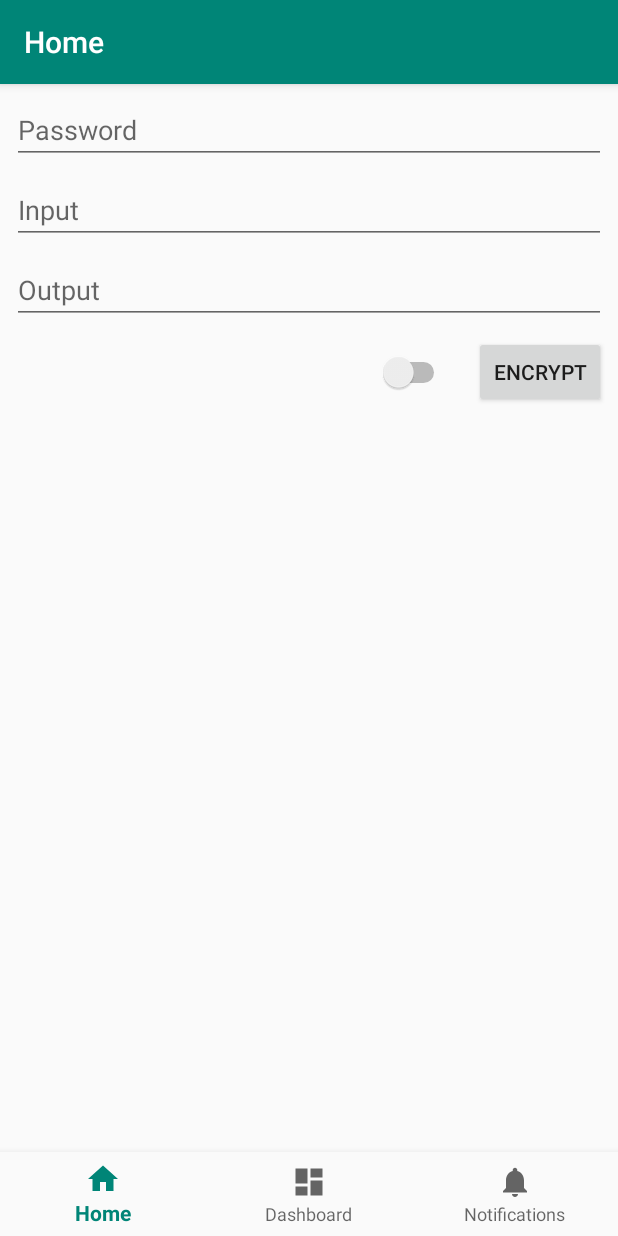
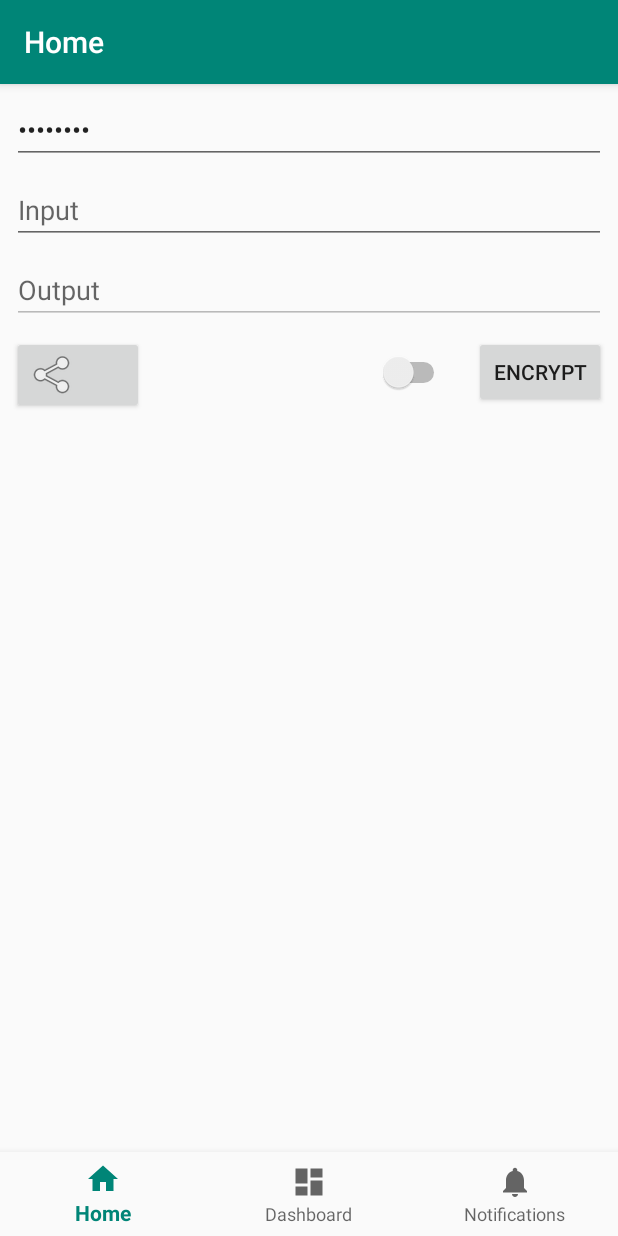
Before and after one commit to miguelromeral/SecretManager, an Android app: the screen it shows after launch (MainActivity), after a tap on "ENCRYPT", on a phone screen of 412 x 824 dp. Run offline under Robolectric (Android 15) with nearby library versions, the phone set to English and light mode, and no system bars; our stand-ins replace data binding, navigation-ui; libraries missing offline, so code that uses them is left out: androidx.databinding.library, org.bouncycastle.jce, org.bouncycastle.util; 2 statements that could not run were skipped.

Commit message:
Share intent added to output

```diff
--- a/app/src/main/java/es/miguelromeral/secretmanager/ui/home/HomeFragment.kt
+++ b/app/src/main/java/es/miguelromeral/secretmanager/ui/home/HomeFragment.kt
@@ -1,10 +1,11 @@
 package es.miguelromeral.secretmanager.ui.home
 
 import android.os.Bundle
-import android.view.LayoutInflater
-import android.view.View
-import android.view.ViewGroup
+import android.util.Log
+import android.view.*
 import android.widget.TextView
+import androidx.core.view.GestureDetectorCompat
+import androidx.core.view.MotionEventCompat
 import androidx.databinding.DataBindingUtil
 import androidx.fragment.app.Fragment
 import androidx.lifecycle.Observer
@@ -15,6 +16,14 @@ import es.miguelromeral.secretmanager.databinding.FragmentHomeBinding
 import es.miguelromeral.secretmanager.ui.models.TextItem
 import es.miguelromeral.secretmanager.ui.viewmodelfactories.HomeFactory
 import es.miguelromeral.secretmanager.ui.viewmodels.HomeViewModel
+import android.view.MotionEvent
+import android.app.Activity
+import android.content.Context
+import android.widget.Toast
+import es.miguelromeral.secretmanager.MainActivity
+import es.miguelromeral.secretmanager.ui.shareContentText
+import kotlinx.android.synthetic.main.fragment_home.*
+
 
 class HomeFragment : Fragment() {
 
@@ -34,10 +43,16 @@ class HomeFragment : Fragment() {
         // Initialize View Model
         homeViewModel = ViewModelProviders.of(this, vmf).get(HomeViewModel::class.java)
         // Initialize Binding
-        binding = DataBindingUtil.inflate(inflater, R.layout.fragment_home, container, false)
+        binding = DataBindingUtil.inflate(inflater, es.miguelromeral.secretmanager.R.layout.fragment_home, container, false)
         // Passing the parameters to binding variables
         binding.viewModel = homeViewModel
         binding.item = homeViewModel.item
+
+        binding.bShareOutput.setOnClickListener{view ->
+            if(!homeViewModel.item.output.isEmpty()) {
+                shareContentText(view.context, homeViewModel.item.output)
+            }
+        }
 
         // Returning the binding root
         return binding.root
--- a/app/src/main/java/es/miguelromeral/secretmanager/ui/models/TextItem.kt
+++ b/app/src/main/java/es/miguelromeral/secretmanager/ui/models/TextItem.kt
@@ -1,11 +1,14 @@
 package es.miguelromeral.secretmanager.ui.models
 
+import android.util.Log
 import androidx.databinding.BaseObservable
 import androidx.databinding.Bindable
 import androidx.databinding.library.baseAdapters.BR
 import es.miguelromeral.secretmanager.classes.MyCipher
 import es.miguelromeral.secretmanager.classes.decode
 import es.miguelromeral.secretmanager.classes.encode
+
+private const val TAG = "TextItem"
 
 class TextItem : BaseObservable() {
 
@@ -46,18 +49,27 @@ class TextItem : BaseObservable() {
 
     fun encrypt(): Boolean {
         try{
+            Log.i(TAG, "Encrypting $input with password $password")
             output = encode(myCipher.encrypt(input, password))
+            Log.i(TAG, "Resulting $output")
+            Log.i(TAG, "And its decryption is ${myCipher.decrypt(decode(input), password)}")
             return true
         }catch (e: Exception){
+            Log.i(TAG, "Something wrong happened during encryption: ${e.message}")
             return false
         }
     }
     fun decrypt(): Boolean {
         try{
-            output = myCipher.decrypt(decode(input), password)
+            val decoded = decode(input)
+            Log.i(TAG, "Decrypting $decoded with password $password")
+            output = myCipher.decrypt(decoded, password)
+            Log.i(TAG, "Resulting $output")
+            Log.i(TAG, "And its encryption is ${myCipher.encrypt(output, password)}")
             return true
         }catch (e: Exception){
             output = ""
+            Log.i(TAG, "Something wrong happened during decryption: ${e.message}")
             return false
         }
     }
--- a/app/src/main/res/layout/fragment_home.xml
+++ b/app/src/main/res/layout/fragment_home.xml
@@ -29,8 +29,8 @@
         android:layout_marginEnd="8dp"
         android:ems="10"
         android:hint="Password"
-        android:text="@={item.password}"
         android:inputType="textPassword"
+        android:text="password"
         app:layout_constraintEnd_toEndOf="parent"
         app:layout_constraintStart_toStartOf="parent"
         app:layout_constraintTop_toTopOf="parent" />
@@ -44,8 +44,8 @@
         android:layout_marginEnd="8dp"
         android:ems="10"
         android:hint="Input"
+        android:inputType="textCapSentences|textMultiLine"
         android:text="@={item.input}"
-        android:inputType="textPersonName"
         app:layout_constraintEnd_toEndOf="parent"
         app:layout_constraintStart_toStartOf="parent"
         app:layout_constraintTop_toBottomOf="@+id/etPassword" />
@@ -57,11 +57,13 @@
         android:layout_marginStart="8dp"
         android:layout_marginTop="8dp"
         android:layout_marginEnd="8dp"
-        android:editable="false"
         android:ems="10"
+        android:enabled="false"
+
+        android:inputType="textCapSentences|textMultiLine"
         android:hint="Output"
-
-        android:inputType="textPersonName"
+        tools:text="asaaaaaaaaaaaaaaaaaaaaaaaaaaaaaaaddddddddddddddddddddddddedad"
+        android:overScrollMode="ifContentScrolls"
         android:singleLine="false"
         android:text="@={item.output}"
         app:layout_constraintEnd_toEndOf="parent"
@@ -89,6 +91,16 @@
         app:layout_constraintEnd_toStartOf="@+id/bExecute"
         app:layout_constraintTop_toTopOf="@+id/bExecute" />
 
+    <Button
+        android:id="@+id/bShareOutput"
+        android:layout_width="wrap_content"
+        android:layout_height="wrap_content"
+        android:layout_marginStart="8dp"
+        android:layout_marginTop="8dp"
+        android:drawableStart="@android:drawable/ic_menu_share"
+        app:layout_constraintStart_toStartOf="parent"
+        app:layout_constraintTop_toBottomOf="@+id/etOutput" />
+
 </androidx.constraintlayout.widget.ConstraintLayout>
 
 </layout>
```
Also changed, not shown: app/src/main/java/es/miguelromeral/secretmanager/ui/DisplayUtils.kt (added, +15 -0 lines).
